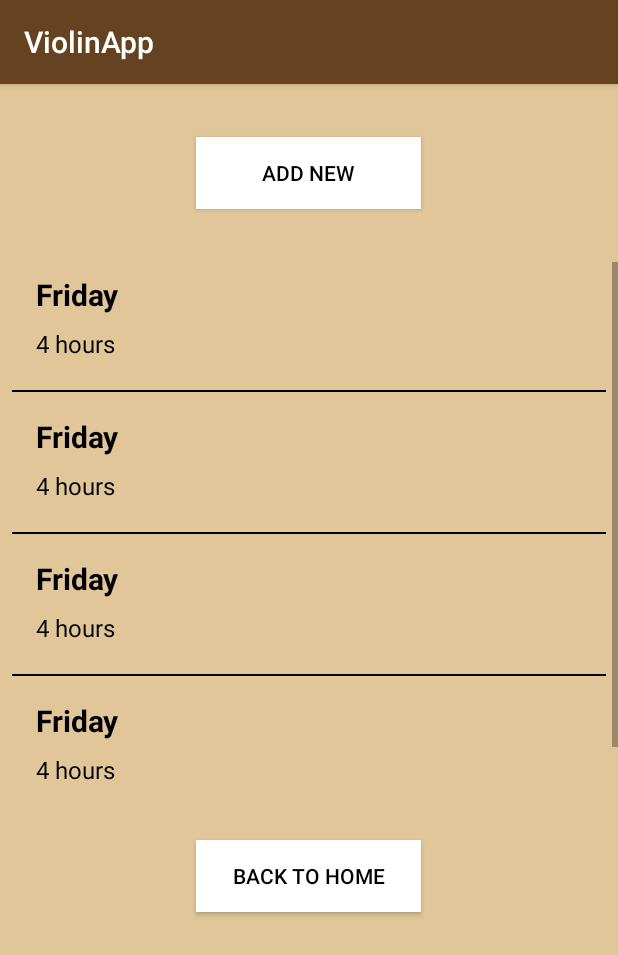
After one commit to andrewrama/ViolinApp, an Android app: the PracticeLogActivity screen opened directly, with no data from a screen before it, on a phone screen of 412 x 824 dp. The commit adds this screen. Shown: the top 955 px of the screen. Run offline under Robolectric (Android 15) with nearby library versions, the light colour scheme and no system bars.

Commit message:
Third Commit

```diff
--- a/app/build.gradle
+++ b/app/build.gradle
@@ -31,4 +31,5 @@ dependencies {
     testImplementation 'junit:junit:4.12'
     androidTestImplementation 'androidx.test.ext:junit:1.1.1'
     androidTestImplementation 'androidx.test.espresso:espresso-core:3.2.0'
+    implementation 'com.android.support:recyclerview-v7:29.0.0'
 }
--- a/app/src/main/AndroidManifest.xml
+++ b/app/src/main/AndroidManifest.xml
@@ -9,7 +9,8 @@
         android:roundIcon="@mipmap/ic_launcher_round"
         android:supportsRtl="true"
         android:theme="@style/AppTheme">
-        <activity android:name=".TunerActivity"></activity>
+        <activity android:name=".PracticeLogActivity"/>
+        <activity android:name=".TunerActivity" />
         <activity android:name=".MainActivity">
             <intent-filter>
                 <action android:name="android.intent.action.MAIN" />
--- a/app/src/main/java/andrewrama/honorsmobileapps/violinapp/MainActivity.java
+++ b/app/src/main/java/andrewrama/honorsmobileapps/violinapp/MainActivity.java
@@ -20,4 +20,8 @@ public class MainActivity extends AppCompatActivity {
         Intent i = new Intent(this, TunerActivity.class);
         startActivity(i);
     }
+    public void practiceLog(View v){
+        Intent i = new Intent(this, PracticeLogActivity.class);
+        startActivity(i);
+    }
 }
--- /dev/null
+++ b/app/src/main/java/andrewrama/honorsmobileapps/violinapp/PracticeLogActivity.java
@@ -0,0 +1,39 @@
+package andrewrama.honorsmobileapps.violinapp;
+
+import androidx.appcompat.app.AppCompatActivity;
+import androidx.recyclerview.widget.LinearLayoutManager;
+import androidx.recyclerview.widget.RecyclerView;
+
+import android.os.Bundle;
+import android.view.View;
+
+import java.util.ArrayList;
+
+public class PracticeLogActivity extends AppCompatActivity {
+
+    private RecyclerView mRecyclerView;
+    private SessionAdapter mAdapter;
+    @Override
+    protected void onCreate(Bundle savedInstanceState) {
+        super.onCreate(savedInstanceState);
+        setContentView(R.layout.activity_practice_log);
+
+        mRecyclerView = findViewById(R.id.logRecyclerView);
+        LinearLayoutManager layoutManager = new LinearLayoutManager(this);
+        mRecyclerView.setLayoutManager(layoutManager);
+
+        ArrayList<Session> sessions = new ArrayList<>();
+        sessions.add(new Session("Friday", "4 hours"));
+        sessions.add(new Session("Friday", "4 hours"));
+        sessions.add(new Session("Friday", "4 hours"));
+        sessions.add(new Session("Friday", "4 hours"));
+        sessions.add(new Session("Friday", "4 hours"));
+        sessions.add(new Session("Friday", "4 hours"));
+        sessions.add(new Session("Friday", "4 hours"));
+        mAdapter = new SessionAdapter(sessions);
+        mRecyclerView.setAdapter(mAdapter);
+    }
+    public void backToHome2(View v){
+        finish();
+    }
+}
--- /dev/null
+++ b/app/src/main/java/andrewrama/honorsmobileapps/violinapp/Session.java
@@ -0,0 +1,29 @@
+package andrewrama.honorsmobileapps.violinapp;
+
+public class Session {
+
+    private String mSessionTitle;
+    private String mSessionDescription;
+
+    public Session(String sessionTitle, String sessionDescription){
+        mSessionTitle = sessionTitle;
+        mSessionDescription = sessionDescription;
+    }
+
+    public String getSessionTitle(){
+        return mSessionTitle;
+    }
+
+    public void setSessionTitle(String sessionTitle){
+        mSessionTitle = sessionTitle;
+    }
+
+    public String getSessionDescription(){
+        return mSessionDescription;
+    }
+
+    public void setSessionDescription(String sessionDescription){
+        mSessionDescription = sessionDescription;
+    }
+
+}
--- /dev/null
+++ b/app/src/main/java/andrewrama/honorsmobileapps/violinapp/SessionAdapter.java
@@ -0,0 +1,37 @@
+package andrewrama.honorsmobileapps.violinapp;
+
+import android.text.Layout;
+import android.view.LayoutInflater;
+import android.view.View;
+import android.view.ViewGroup;
+
+import androidx.recyclerview.widget.RecyclerView;
+
+import java.util.ArrayList;
+
+public class SessionAdapter extends RecyclerView.Adapter<SessionViewHolder> {
+
+    private ArrayList<Session> mSessions;
+
+    public SessionAdapter(ArrayList<Session> sessions){
+        mSessions = sessions;
+    }
+    @Override
+    public SessionViewHolder onCreateViewHolder(ViewGroup parent, int viewType){
+        LayoutInflater layoutInflater = LayoutInflater.from(parent.getContext());
+        View rootView = layoutInflater.inflate(R.layout.listitem_layout, parent, false);
+        SessionViewHolder newViewHolder = new SessionViewHolder(rootView);
+        return newViewHolder;
+    }
+
+    @Override
+    public void onBindViewHolder(SessionViewHolder currentViewHolder, int position){
+        Session currentSession = mSessions.get(position);
+        currentViewHolder.bindSession(currentSession);
+    }
+
+    @Override
+    public int getItemCount(){
+        return mSessions.size();
+    }
+}
--- /dev/null
+++ b/app/src/main/java/andrewrama/honorsmobileapps/violinapp/SessionViewHolder.java
@@ -0,0 +1,25 @@
+package andrewrama.honorsmobileapps.violinapp;
+
+import android.view.View;
+import android.widget.TextView;
+
+import androidx.recyclerview.widget.RecyclerView;
+
+public class SessionViewHolder extends RecyclerView.ViewHolder {
+
+    private TextView mSessionTitle;
+    private TextView mSessionDescription;
+    private Session mSession;
+
+    public SessionViewHolder(View rootView){
+        super(rootView);
+        mSessionTitle = rootView.findViewById(R.id.sessionTitle);
+        mSessionDescription = rootView.findViewById(R.id.sessionDescription);
+    }
+
+    public void bindSession(Session session){
+        mSession = session;
+        mSessionTitle.setText(mSession.getSessionTitle());
+        mSessionDescription.setText(mSession.getSessionDescription());
+    }
+}
--- a/app/src/main/res/layout/activity_main.xml
+++ b/app/src/main/res/layout/activity_main.xml
@@ -36,7 +36,8 @@
         android:layout_height="wrap_content"
         android:textColor="#000000"
         android:background="#FFFFFF"
-        android:id="@+id/practiceLog" />
+        android:id="@+id/practiceLog"
+        android:onClick="practiceLog"/>
     <Button
         android:layout_margin="35dp"
         android:text="Go to Exercises"
--- /dev/null
+++ b/app/src/main/res/layout/activity_practice_log.xml
@@ -0,0 +1,44 @@
+<?xml version="1.0" encoding="utf-8"?>
+<LinearLayout xmlns:android="http://schemas.android.com/apk/res/android"
+    xmlns:app="http://schemas.android.com/apk/res-auto"
+    xmlns:tools="http://schemas.android.com/tools"
+    android:layout_width="match_parent"
+    android:layout_height="match_parent"
+    tools:context=".PracticeLogActivity"
+    android:orientation="vertical"
+    android:background="#E1C699">
+
+    <Button
+        android:layout_width="150dp"
+        android:layout_height="wrap_content"
+        android:text="Add New"
+        android:layout_gravity="center"
+        android:layout_margin="35dp"
+        android:background="#FFFFFF"
+        android:textColor="#000000"
+        android:id="@+id/addnew" />
+
+    <ScrollView
+        android:layout_width="match_parent"
+        android:layout_height="350dp" >
+        <androidx.recyclerview.widget.RecyclerView
+            android:id="@+id/logRecyclerView"
+            android:layout_width="match_parent"
+            android:layout_height="wrap_content"
+            tools:context=".PracticeLogActivity">
+        </androidx.recyclerview.widget.RecyclerView>
+    </ScrollView>
+
+    <Button
+        android:layout_width="150dp"
+        android:layout_height="wrap_content"
+        android:text="Back To Home"
+        android:layout_gravity="center"
+        android:layout_margin="35dp"
+        android:background="#FFFFFF"
+        android:textColor="#000000"
+        android:id="@+id/backtohome"
+        android:onClick="backToHome2"/>
+
+
+</LinearLayout>
--- /dev/null
+++ b/app/src/main/res/layout/listitem_layout.xml
@@ -0,0 +1,30 @@
+<?xml version="1.0" encoding="utf-8"?>
+<LinearLayout xmlns:android="http://schemas.android.com/apk/res/android"
+    android:orientation="vertical" android:layout_width="match_parent"
+    android:layout_height="wrap_content"
+    android:padding="8dp">
+
+    <TextView
+        android:layout_width="wrap_content"
+        android:layout_height="wrap_content"
+        android:id="@+id/sessionTitle"
+        android:layout_marginBottom="8dp"
+        android:layout_marginLeft="16dp"
+        android:textStyle="bold"
+        android:textColor="#000000"
+        android:textSize="20sp"/>
+
+    <TextView
+        android:id="@+id/sessionDescription"
+        android:layout_width="wrap_content"
+        android:layout_height="wrap_content"
+        android:layout_marginLeft="16dp"
+        android:textColor="#000000"
+        android:textSize="16sp"/>
+    <TextView
+        android:layout_width="match_parent"
+        android:layout_marginTop="20dp"
+        android:layout_height="1dp"
+        android:background="#000000" />
+
+</LinearLayout>
```
